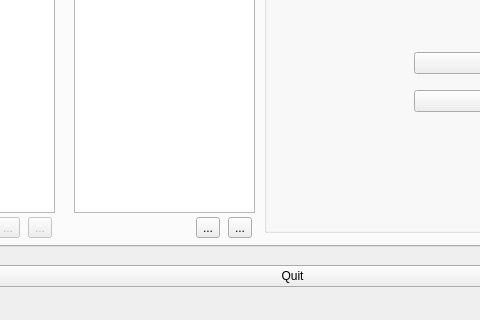
First picture: the form in src/xoscar/src/xoscar_mainwindow.ui, repository oscar-cluster/oscar, before the edit; both pictures show x 318 to 798 and y 500 to 820 of the 1214 by 820 pixel window.
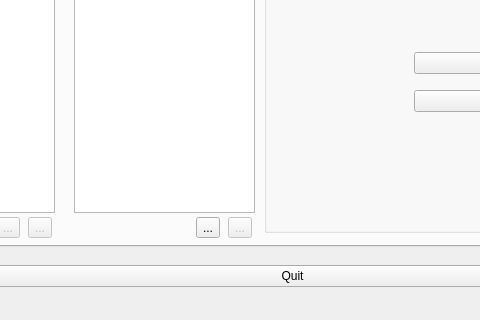
Second picture: the form after the edit. The open tabs and pages were chosen to show the change. Icons and pictures are not drawn.

The edit to the form file:
```diff
--- a/src/xoscar/src/xoscar_mainwindow.ui
+++ b/src/xoscar/src/xoscar_mainwindow.ui
@@ -431,7 +431,7 @@
          <item>
           <widget class="QToolButton" name="removeClusterButton_2" >
            <property name="enabled" >
-            <bool>true</bool>
+            <bool>false</bool>
            </property>
            <property name="text" >
             <string>...</string>
```
Left out of the diff: 2 changed lines with no effect on the pictures.
